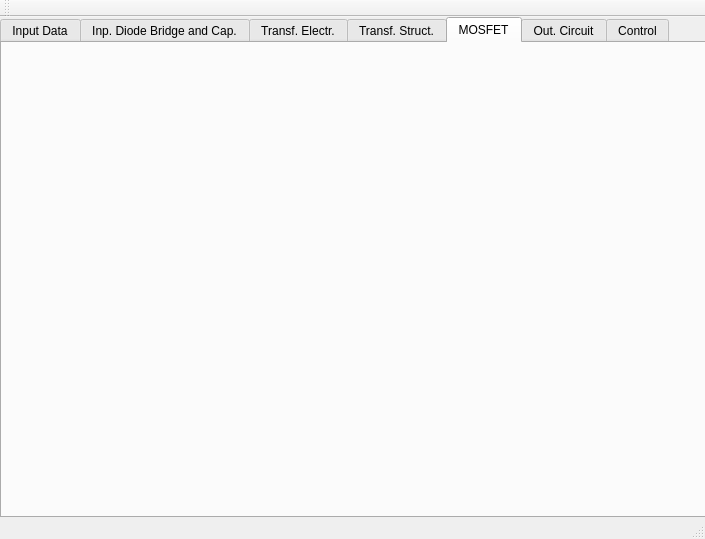
This is FLySMPS/FLySMPS.ui in aemeltsev/FLySMPS as Qt 5 draws it before an edit. The edited form follows.
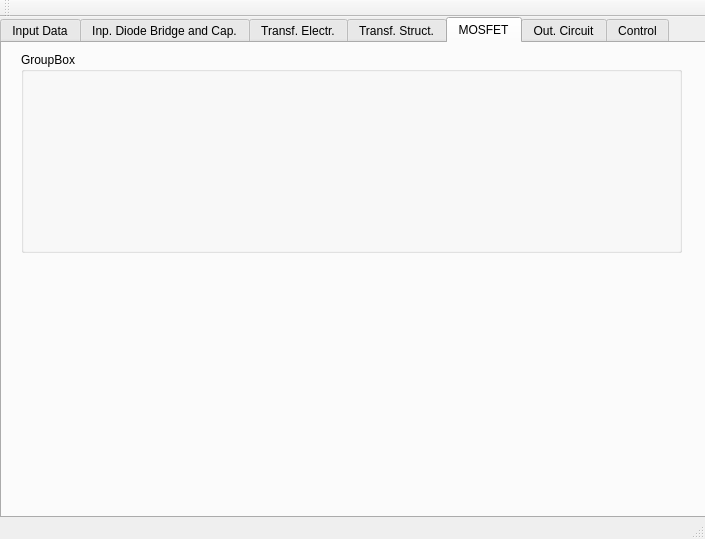
This is the edited form. The open tabs and pages were chosen to show the change.

```diff
--- a/FLySMPS/FLySMPS.ui
+++ b/FLySMPS/FLySMPS.ui
@@ -3101,6 +3101,19 @@
      <attribute name="title">
       <string>MOSFET</string>
      </attribute>
+     <widget class="QGroupBox" name="groupBox_13">
+      <property name="geometry">
+       <rect>
+        <x>19</x>
+        <y>9</y>
+        <width>661</width>
+        <height>201</height>
+       </rect>
+      </property>
+      <property name="title">
+       <string>GroupBox</string>
+      </property>
+     </widget>
     </widget>
     <widget class="QWidget" name="tab_4">
      <attribute name="title">
```
Left out of the diff: 2 changed lines with no effect on the pictures.
